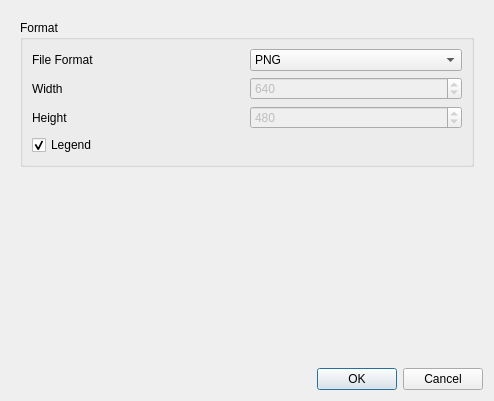
porkmarks/sense, file manager/src/ExportPicDialog.ui: the form before one commit.
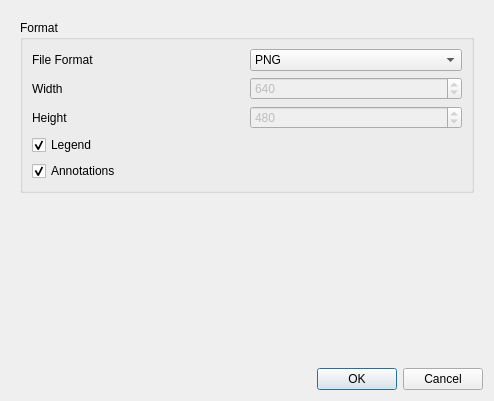
The form after the commit.

Patch:
```diff
--- a/manager/src/ExportPicDialog.ui
+++ b/manager/src/ExportPicDialog.ui
@@ -122,6 +122,16 @@
               </item>
              </widget>
             </item>
+            <item row="4" column="0">
+             <widget class="QCheckBox" name="annotations">
+              <property name="text">
+               <string>Annotations</string>
+              </property>
+              <property name="checked">
+               <bool>true</bool>
+              </property>
+             </widget>
+            </item>
            </layout>
           </widget>
          </item>
```
